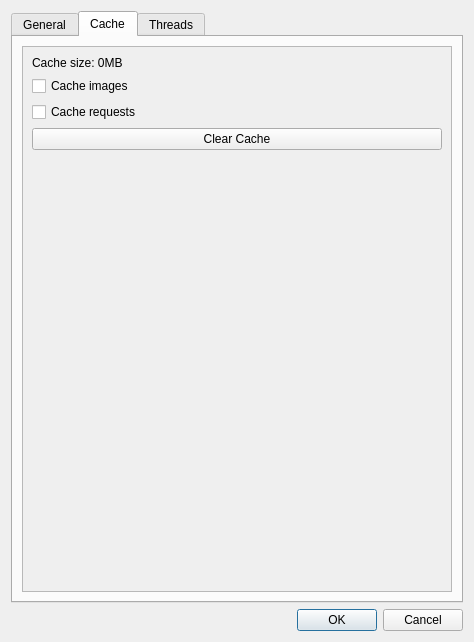
Above: res/ui/preferenceswindow.ui from Docheinstein/music-dragon before the change. Below: the same form after it.
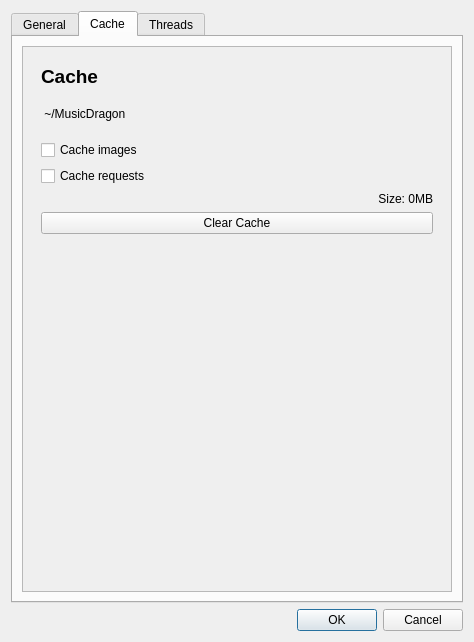
That is the form after the change. The open tabs and pages were chosen to show the change. Icons and pictures are not drawn. Custom widgets are drawn as their Qt base class.

The edit to the form file:
```diff
--- a/res/ui/preferenceswindow.ui
+++ b/res/ui/preferenceswindow.ui
@@ -238,9 +238,32 @@
           </property>
           <layout class="QVBoxLayout" name="verticalLayout_12">
            <item>
-            <widget class="QLabel" name="cacheSize">
+            <widget class="QWidget" name="cacheWidget" native="true">
+             <layout class="QVBoxLayout" name="verticalLayout_13">
+              <item>
+               <widget class="QLabel" name="label_9">
+                <property name="font">
+                 <font>
+                  <pointsize>14</pointsize>
+                  <weight>75</weight>
+                  <bold>true</bold>
+                 </font>
+                </property>
              <property name="text">
-              <string>Cache size: 0MB</string>
+                 <string>Cache</string>
+                </property>
+               </widget>
+              </item>
+              <item>
+               <widget class="ClickableLabel" name="cache">
+                <property name="minimumSize">
+                 <size>
+                  <width>0</width>
+                  <height>40</height>
+                 </size>
+                </property>
+                <property name="text">
+                 <string> ~/MusicDragon</string>
              </property>
             </widget>
            </item>
@@ -258,6 +281,16 @@
              </property>
             </widget>
            </item>
+              <item>
+               <widget class="QLabel" name="cacheSize">
+                <property name="text">
+                 <string>Size: 0MB</string>
+                </property>
+                <property name="alignment">
+                 <set>Qt::AlignRight|Qt::AlignTrailing|Qt::AlignVCenter</set>
+                </property>
+               </widget>
+              </item>
            <item>
             <widget class="QPushButton" name="cacheClearButton">
              <property name="text">
@@ -282,11 +315,14 @@
              </property>
              <property name="sizeHint" stdset="0">
               <size>
-               <width>20</width>
-               <height>40</height>
+                  <width>17</width>
+                  <height>289</height>
               </size>
              </property>
             </spacer>
+              </item>
+             </layout>
+            </widget>
            </item>
           </layout>
          </widget>
@@ -429,6 +465,11 @@
    <header>ui/clickablewidget.h</header>
    <container>1</container>
   </customwidget>
+  <customwidget>
+   <class>ClickableLabel</class>
+   <extends>QLabel</extends>
+   <header>ui/clickablelabel.h</header>
+  </customwidget>
  </customwidgets>
  <resources/>
  <connections>
```
Left out of the diff: 5 changed lines with no effect on the pictures. Lines whose indentation alone changed are shown as unchanged.
